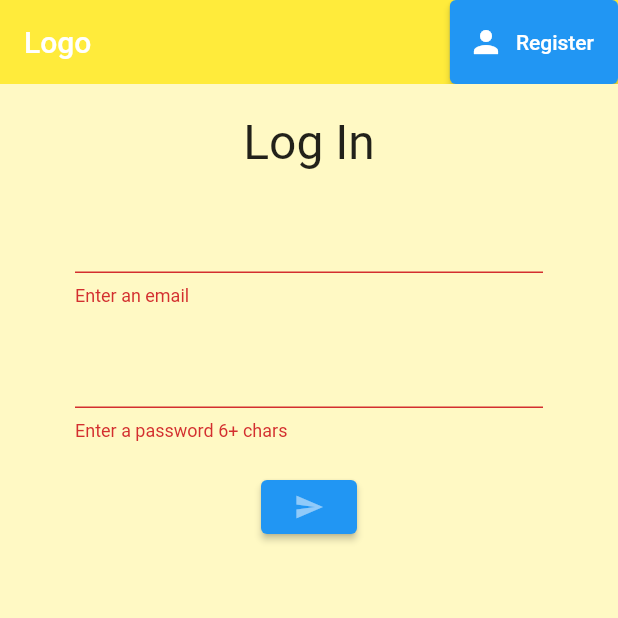
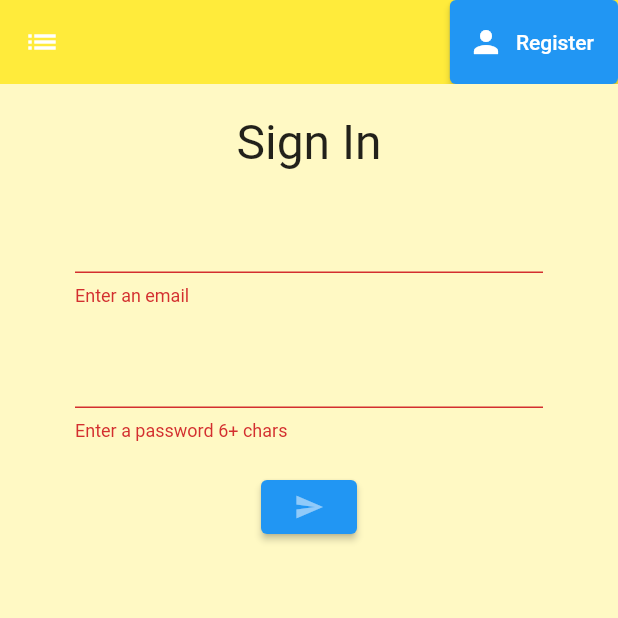
Before and after one commit to fabianrk52/deal, a Flutter app: the screen it shows after launch, after a tap on the "send" icon, on a phone screen of 412 x 824 dp, the top half of it. Run offline on Flutter 3.47's test engine with Material 2 defaults, Android fonts, the phone set to English and light mode, and no system bars; our stand-ins replace firebase_auth, firebase_core; accounts and stored records are empty.

Commit message:
fixing small problems by vs Code

```diff
--- a/lib/screens/authenticate/authenticate.dart
+++ b/lib/screens/authenticate/authenticate.dart
@@ -1,7 +1,7 @@
-import 'package:deal/screens/authenticate/log_in.dart';
+import 'package:deal/screens/authenticate/sign_in.dart';
 import 'package:flutter/material.dart';
 import 'register.dart';
-import 'log_in.dart';
+import 'sign_in.dart';
 
 class Authenticate extends StatefulWidget {
   const Authenticate({Key? key}) : super(key: key);
@@ -19,7 +19,7 @@ class _AuthenticateState extends State<Authenticate> {
   @override
   Widget build(BuildContext context) {
     return (showSignIn == true)
-        ? LogIn(toggleView: toogleView)
+        ? SignIn(toggleView: toogleView)
         : Register(toggleView: toogleView);
   }
 }
--- a/lib/screens/authenticate/log_in.dart
+++ /dev/null
@@ -1,83 +0,0 @@
-import 'package:deal/models/custom_user.dart';
-import 'package:flutter/material.dart';
-import 'package:deal/services/auth.dart';
-
-class LogIn extends StatefulWidget {
-  const LogIn({Key? key, this.toggleView}) : super(key: key);
-
-  final VoidCallback? toggleView;
-
-  @override
-  _LogInState createState() => _LogInState();
-}
-
-class _LogInState extends State<LogIn> {
-  final AuthService _auth = AuthService();
-  final _formkey = GlobalKey<FormState>();
-
-  String email = '';
-  String password = '';
-  String error = '';
-
-  @override
-  Widget build(BuildContext context) {
-    return Scaffold(
-      backgroundColor: Colors.yellow[100],
-      appBar: AppBar(
-        backgroundColor: Colors.yellow[500],
-        elevation: 0.0,
-        title: Text("Logo"),
-        actions: [
-          ElevatedButton.icon(
-              onPressed: widget.toggleView,
-              icon: const Icon(Icons.person),
-              label: const Text("Register"))
-        ],
-      ),
-      body: Container(
-          padding: const EdgeInsets.symmetric(vertical: 20.0, horizontal: 50.0),
-          child: Form(
-            key: _formkey,
-            child: Column(
-              children: [
-                const Text(
-                  "Log In",
-                  style: TextStyle(fontSize: 32.0),
-                ),
-                const SizedBox(height: 20.0),
-                TextFormField(
-                  validator: (val) => val!.isEmpty ? "Enter an email" : null,
-                  onChanged: (val) {
-                    setState(() => email = val);
-                  },
-                ),
-                const SizedBox(height: 20.0),
-                TextFormField(
-                  obscureText: true,
-                  validator: (val) =>
-                      val!.length < 6 ? "Enter a password 6+ chars" : null,
-                  onChanged: (val) {
-                    setState(() => password = val);
-                  },
-                ),
-                const SizedBox(height: 20.0),
-                ElevatedButton(
-                    child: Icon(
-                      Icons.send,
-                      size: 20.0,
-                      color: Colors.blue[200],
-                    ),
-                    onPressed: () async {
-                      if (_formkey.currentState!.validate()) {
-                        dynamic result = await _auth.LogIn(email, password);
-                        if (result == null) {
-                          setState(() => error = "Please supply a valid email");
-                        }
-                      }
-                    }),
-              ],
-            ),
-          )),
-    );
-  }
-}
--- a/lib/screens/authenticate/register.dart
+++ b/lib/screens/authenticate/register.dart
@@ -1,4 +1,3 @@
-import 'package:deal/models/custom_user.dart';
 import 'package:flutter/material.dart';
 import 'package:deal/services/auth.dart';
 
@@ -26,12 +25,12 @@ class _RegisterState extends State<Register> {
       appBar: AppBar(
         backgroundColor: Colors.yellow[500],
         elevation: 0.0,
-        title: Text("Logo"),
+        title: const Icon(Icons.list),
         actions: [
           ElevatedButton.icon(
               onPressed: widget.toggleView,
               icon: const Icon(Icons.person),
-              label: const Text("Sign In"))
+              label: const Text("Sign In")),
         ],
       ),
       body: Container(
@@ -69,7 +68,7 @@ class _RegisterState extends State<Register> {
                     ),
                     onPressed: () async {
                       if (_formkey.currentState!.validate()) {
-                        dynamic result = await _auth.Register(email, password);
+                        dynamic result = await _auth.register(email, password);
                         if (result == null) {
                           setState(() => error = "Please supply a valid email");
                         }
--- a/lib/screens/authenticate/sign_in.dart
+++ b/lib/screens/authenticate/sign_in.dart
@@ -1,10 +1,10 @@
-import 'package:deal/models/custom_user.dart';
-import 'package:firebase_auth/firebase_auth.dart';
 import 'package:flutter/material.dart';
 import 'package:deal/services/auth.dart';
 
 class SignIn extends StatefulWidget {
-  const SignIn({Key? key}) : super(key: key);
+  const SignIn({Key? key, this.toggleView}) : super(key: key);
+
+  final VoidCallback? toggleView;
 
   @override
   _SignInState createState() => _SignInState();
@@ -12,6 +12,12 @@ class SignIn extends StatefulWidget {
 
 class _SignInState extends State<SignIn> {
   final AuthService _auth = AuthService();
+  final _formkey = GlobalKey<FormState>();
+
+  String email = '';
+  String password = '';
+  String error = '';
+
   @override
   Widget build(BuildContext context) {
     return Scaffold(
@@ -19,23 +25,58 @@ class _SignInState extends State<SignIn> {
       appBar: AppBar(
         backgroundColor: Colors.yellow[500],
         elevation: 0.0,
-        title: Text("Sign In"),
-        actions: [IconButton(onPressed: () {}, icon: const Icon(Icons.person))],
+        title: const Icon(Icons.list),
+        actions: [
+          ElevatedButton.icon(
+              onPressed: widget.toggleView,
+              icon: const Icon(Icons.person),
+              label: const Text("Register"))
+        ],
       ),
       body: Container(
-        padding: EdgeInsets.symmetric(vertical: 20.0, horizontal: 50.0),
-        child: ElevatedButton(
-            child: Text("Sign In"),
-            onPressed: () async {
-              CustomUser? result = await _auth.signInAnon();
-              if (result == null) {
-                print("error signin");
-              } else {
-                print("signed in");
-                print(result.uid);
-              }
-            }),
-      ),
+          padding: const EdgeInsets.symmetric(vertical: 20.0, horizontal: 50.0),
+          child: Form(
+            key: _formkey,
+            child: Column(
+              children: [
+                const Text(
+                  "Sign In",
+                  style: TextStyle(fontSize: 32.0),
+                ),
+                const SizedBox(height: 20.0),
+                TextFormField(
+                  validator: (val) => val!.isEmpty ? "Enter an email" : null,
+                  onChanged: (val) {
+                    setState(() => email = val);
+                  },
+                ),
+                const SizedBox(height: 20.0),
+                TextFormField(
+                  obscureText: true,
+                  validator: (val) =>
+                      val!.length < 6 ? "Enter a password 6+ chars" : null,
+                  onChanged: (val) {
+                    setState(() => password = val);
+                  },
+                ),
+                const SizedBox(height: 20.0),
+                ElevatedButton(
+                    child: Icon(
+                      Icons.send,
+                      size: 20.0,
+                      color: Colors.blue[200],
+                    ),
+                    onPressed: () async {
+                      if (_formkey.currentState!.validate()) {
+                        dynamic result = await _auth.signIn(email, password);
+                        if (result == null) {
+                          setState(() => error = "Invalid credentials");
+                        }
+                      }
+                    }),
+              ],
+            ),
+          )),
     );
   }
 }
--- a/lib/screens/home/home.dart
+++ b/lib/screens/home/home.dart
@@ -2,6 +2,8 @@ import 'package:flutter/material.dart';
 import 'package:deal/services/auth.dart';
 
 class Home extends StatelessWidget {
+  Home({Key? key}) : super(key: key);
+
   final AuthService _auth = AuthService();
 
   @override
--- a/lib/services/auth.dart
+++ b/lib/services/auth.dart
@@ -1,7 +1,5 @@
-import 'package:deal/screens/authenticate/log_in.dart';
 import 'package:firebase_auth/firebase_auth.dart';
 import 'package:deal/models/custom_user.dart';
-import 'package:provider/provider.dart';
 
 class AuthService {
   final FirebaseAuth _auth = FirebaseAuth.instance;
@@ -28,7 +26,7 @@ class AuthService {
   }
   //sign email password
 
-  Future LogIn(email, password) async {
+  Future signIn(email, password) async {
     try {
       UserCredential? result = await _auth.signInWithEmailAndPassword(
           email: email, password: password);
@@ -41,7 +39,7 @@ class AuthService {
   }
 
   //register email password
-  Future Register(email, password) async {
+  Future register(email, password) async {
     try {
       UserCredential? result = await _auth.createUserWithEmailAndPassword(
           email: email, password: password);
```
